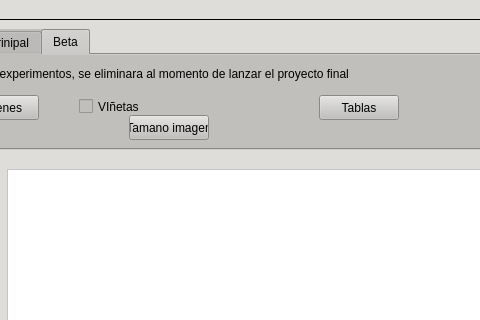
Above: EditorDeTexto/mainwindow.ui from JhojanZ/Editor-de-texto before the change; both pictures show x 93 to 573 and y 0 to 320 of the 771 by 659 pixel window. Below: the same form after it.
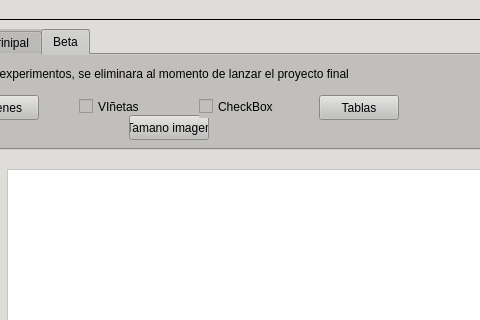
That is the form after the change. The open tabs and pages were chosen to show the change. Icons and pictures are not drawn.

Commit message: se logro la refocterizacion

What changed in the file:
```diff
--- a/EditorDeTexto/mainwindow.ui
+++ b/EditorDeTexto/mainwindow.ui
@@ -635,6 +635,19 @@
        <string>Tamano imagen</string>
       </property>
      </widget>
+     <widget class="QCheckBox" name="checkBox">
+      <property name="geometry">
+       <rect>
+        <x>290</x>
+        <y>40</y>
+        <width>82</width>
+        <height>23</height>
+       </rect>
+      </property>
+      <property name="text">
+       <string>CheckBox</string>
+      </property>
+     </widget>
     </widget>
    </widget>
   </widget>
```
Left out of the diff: 8 changed lines with no effect on the pictures. The commit also changes 1 other file.
